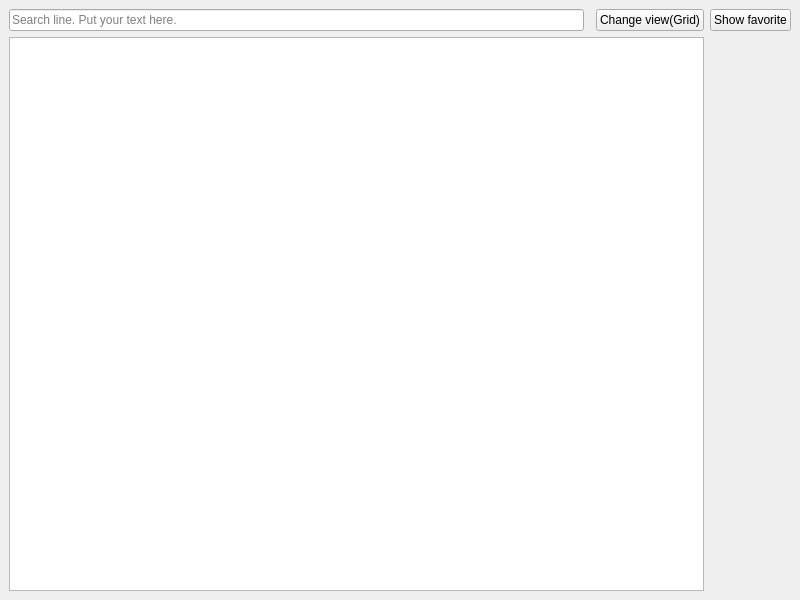
Old version of the form mainwindow.ui in the repository liffert/testTask.
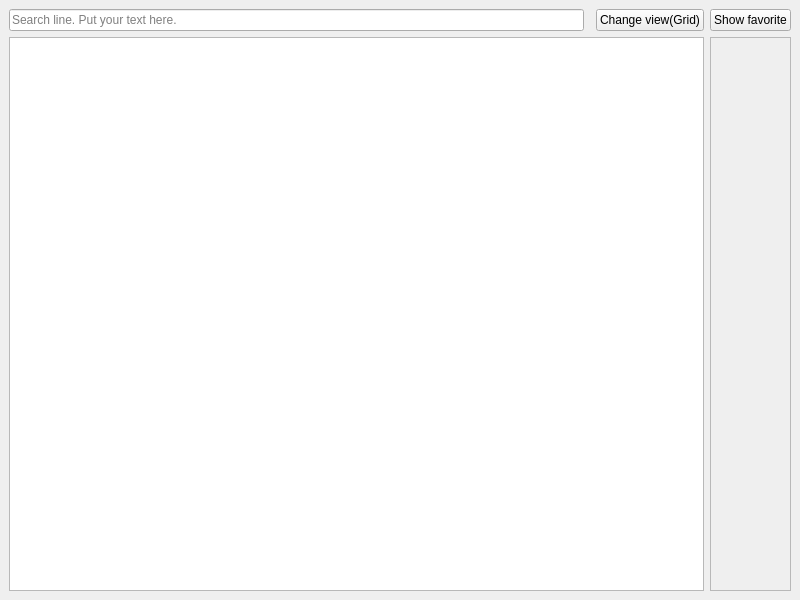
New version of the form.

Commit message: change layout to scroll area for alphabetic jump

Diff of the .ui file:
```diff
--- a/mainwindow.ui
+++ b/mainwindow.ui
@@ -17,6 +17,12 @@
    <string notr="true"/>
   </property>
   <widget class="QWidget" name="centralwidget">
+   <property name="sizePolicy">
+    <sizepolicy hsizetype="Preferred" vsizetype="Preferred">
+     <horstretch>0</horstretch>
+     <verstretch>0</verstretch>
+    </sizepolicy>
+   </property>
    <layout class="QGridLayout" name="gridLayout">
     <item row="0" column="0">
      <widget class="QLineEdit" name="searchLine">
@@ -47,7 +53,27 @@
      </widget>
     </item>
     <item row="2" column="3">
-     <layout class="QVBoxLayout" name="alphabeticalJump"/>
+     <widget class="QScrollArea" name="alphabeticalJumpScrollArea">
+      <property name="sizePolicy">
+       <sizepolicy hsizetype="Minimum" vsizetype="Expanding">
+        <horstretch>0</horstretch>
+        <verstretch>0</verstretch>
+       </sizepolicy>
+      </property>
+      <property name="widgetResizable">
+       <bool>true</bool>
+      </property>
+      <widget class="QWidget" name="alphabeticalJumpScrollAreaContents">
+       <property name="geometry">
+        <rect>
+         <x>0</x>
+         <y>0</y>
+         <width>73</width>
+         <height>551</height>
+        </rect>
+       </property>
+      </widget>
+     </widget>
     </item>
    </layout>
   </widget>
```
Left out of the diff: 22 changed lines with no effect on the pictures.
